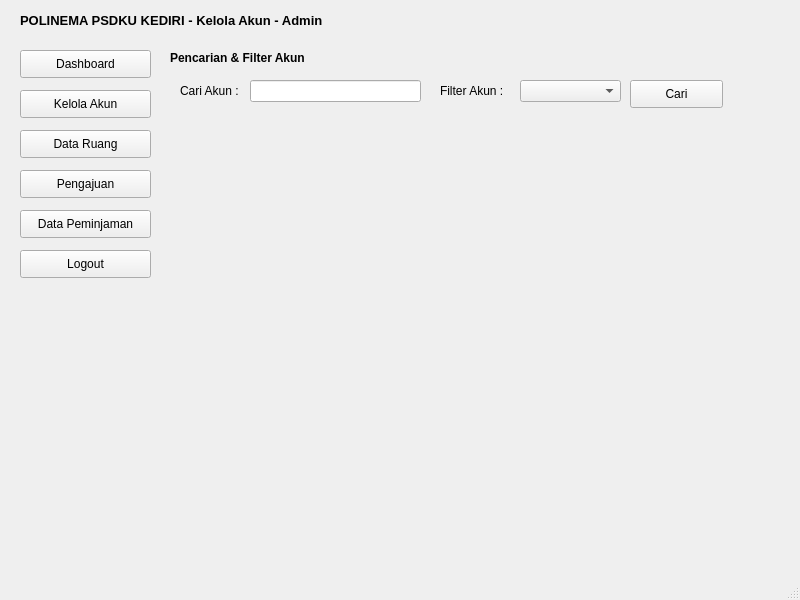
Old version of the form ui/kelola_akun_admin.ui in the repository Ariel-F-S/SistemPeminjamanRuangPolinemaKampusKediri.
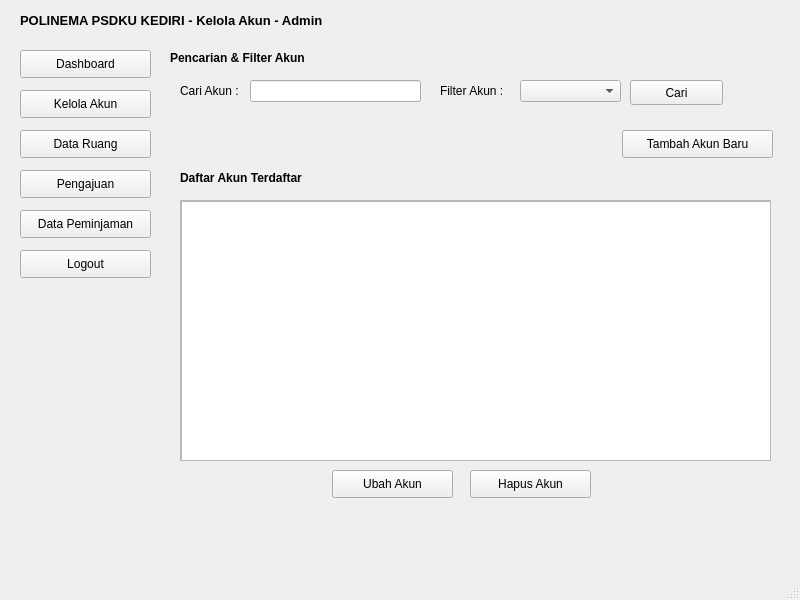
New version of the form. Icons and pictures are not drawn.

Patch:
```diff
--- a/ui/kelola_akun_admin.ui
+++ b/ui/kelola_akun_admin.ui
@@ -210,11 +210,118 @@
       <x>630</x>
       <y>80</y>
       <width>93</width>
-      <height>28</height>
+      <height>25</height>
      </rect>
     </property>
     <property name="text">
      <string>Cari</string>
+    </property>
+    <property name="icon">
+     <iconset>
+      <normaloff>../icon/search.png</normaloff>../icon/search.png</iconset>
+    </property>
+   </widget>
+   <widget class="QPushButton" name="pushButton_8">
+    <property name="geometry">
+     <rect>
+      <x>622</x>
+      <y>130</y>
+      <width>151</width>
+      <height>28</height>
+     </rect>
+    </property>
+    <property name="text">
+     <string>Tambah Akun Baru</string>
+    </property>
+    <property name="icon">
+     <iconset>
+      <normaloff>../icon/add.png</normaloff>../icon/add.png</iconset>
+    </property>
+   </widget>
+   <widget class="QLabel" name="label_5">
+    <property name="geometry">
+     <rect>
+      <x>180</x>
+      <y>170</y>
+      <width>161</width>
+      <height>16</height>
+     </rect>
+    </property>
+    <property name="font">
+     <font>
+      <weight>75</weight>
+      <bold>true</bold>
+     </font>
+    </property>
+    <property name="text">
+     <string>Daftar Akun Terdaftar</string>
+    </property>
+   </widget>
+   <widget class="QScrollArea" name="scrollArea">
+    <property name="geometry">
+     <rect>
+      <x>180</x>
+      <y>200</y>
+      <width>591</width>
+      <height>261</height>
+     </rect>
+    </property>
+    <property name="widgetResizable">
+     <bool>true</bool>
+    </property>
+    <widget class="QWidget" name="scrollAreaWidgetContents">
+     <property name="geometry">
+      <rect>
+       <x>0</x>
+       <y>0</y>
+       <width>589</width>
+       <height>259</height>
+      </rect>
+     </property>
+     <widget class="QTableView" name="tableView">
+      <property name="geometry">
+       <rect>
+        <x>0</x>
+        <y>0</y>
+        <width>591</width>
+        <height>261</height>
+       </rect>
+      </property>
+     </widget>
+    </widget>
+   </widget>
+   <widget class="QPushButton" name="pushButton_9">
+    <property name="geometry">
+     <rect>
+      <x>332</x>
+      <y>470</y>
+      <width>121</width>
+      <height>28</height>
+     </rect>
+    </property>
+    <property name="text">
+     <string>Ubah Akun</string>
+    </property>
+    <property name="icon">
+     <iconset>
+      <normaloff>../icon/transfer-data.png</normaloff>../icon/transfer-data.png</iconset>
+    </property>
+   </widget>
+   <widget class="QPushButton" name="pushButton_10">
+    <property name="geometry">
+     <rect>
+      <x>470</x>
+      <y>470</y>
+      <width>121</width>
+      <height>28</height>
+     </rect>
+    </property>
+    <property name="text">
+     <string>Hapus Akun</string>
+    </property>
+    <property name="icon">
+     <iconset>
+      <normaloff>../icon/bin.png</normaloff>../icon/bin.png</iconset>
     </property>
    </widget>
   </widget>
```
